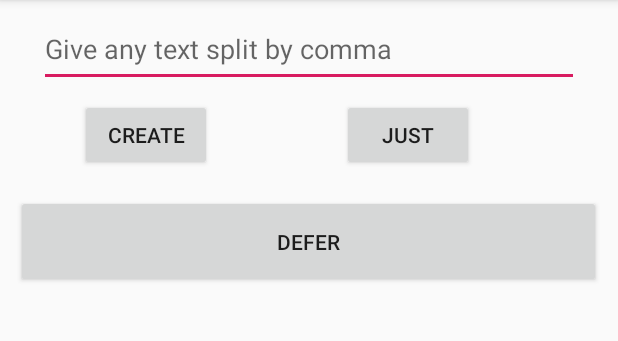
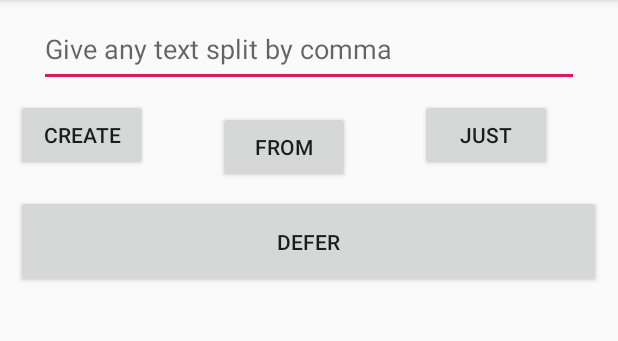
Before and after one commit to harisudhan7889/Code-ReactiveX, an Android app: the BasicOperatorsActivity screen opened directly, with no data from a screen before it, on a phone screen of 412 x 824 dp, the part 84-425 px from its top. Run offline under Robolectric (Android 15) with nearby library versions, the phone set to English and light mode, and no system bars; our stand-ins replace RxJava.

Commit message:
Added rxJava Operator fromArray

```diff
--- a/app/src/main/java/com/hari/rxjava/operators/basic/BasicOperatorsActivity.kt
+++ b/app/src/main/java/com/hari/rxjava/operators/basic/BasicOperatorsActivity.kt
@@ -53,6 +53,7 @@ class BasicOperatorsActivity : AppCompatActivity(),
         createButton.setOnClickListener(this)
         justButton.setOnClickListener(this)
         deferButton.setOnClickListener(this)
+        frombutton.setOnClickListener(this)
     }
 
     override fun onClick(v: View?) {
@@ -69,6 +70,10 @@ class BasicOperatorsActivity : AppCompatActivity(),
                 output.text = ""
                 presenter.defer()
             }
+            frombutton -> {
+                output.text = ""
+                presenter.fromArray(createTextBox.text.toString())
+            }
         }
     }
 }
--- a/app/src/main/res/layout/view_basic_operators.xml
+++ b/app/src/main/res/layout/view_basic_operators.xml
@@ -2,7 +2,7 @@
 <android.support.constraint.ConstraintLayout
         xmlns:android="http://schemas.android.com/apk/res/android"
         xmlns:app="http://schemas.android.com/apk/res-auto"
-        android:layout_width="match_parent"
+        xmlns:tools="http://schemas.android.com/tools" android:layout_width="match_parent"
         android:layout_height="match_parent">
 
 
@@ -24,7 +24,7 @@
             android:layout_marginTop="8dp"
             app:layout_constraintTop_toBottomOf="@+id/createTextBox" app:layout_constraintStart_toStartOf="parent"
             android:layout_marginStart="8dp" app:layout_constraintEnd_toStartOf="@+id/justButton"
-            android:layout_marginEnd="8dp" app:layout_constraintHorizontal_bias="0.368"/>
+            android:layout_marginEnd="8dp" app:layout_constraintHorizontal_bias="0.017"/>
 
     <TextView
             android:id="@+id/output"
@@ -40,7 +40,7 @@
             android:layout_height="wrap_content"
             android:id="@+id/justButton" android:layout_marginTop="8dp"
             app:layout_constraintTop_toBottomOf="@+id/createTextBox" app:layout_constraintEnd_toEndOf="parent"
-            android:layout_marginEnd="96dp"/>
+            android:layout_marginEnd="44dp"/>
     <Button
             android:text="Defer"
             android:layout_width="390dp"
@@ -49,6 +49,14 @@
             app:layout_constraintTop_toBottomOf="@+id/createButton" app:layout_constraintEnd_toEndOf="parent"
             android:layout_marginEnd="8dp" app:layout_constraintStart_toStartOf="parent"
             android:layout_marginStart="8dp" app:layout_constraintHorizontal_bias="0.498"/>
+    <Button
+            android:text="From"
+            android:layout_width="wrap_content"
+            android:layout_height="wrap_content"
+            android:id="@+id/frombutton" app:layout_constraintStart_toEndOf="@+id/createButton"
+            android:layout_marginStart="8dp" app:layout_constraintEnd_toStartOf="@+id/justButton"
+            android:layout_marginEnd="8dp" android:layout_marginBottom="8dp"
+            app:layout_constraintBottom_toTopOf="@+id/deferButton"/>
 
 
 </android.support.constraint.ConstraintLayout>
```
Also changed, not shown: app/src/main/java/com/hari/rxjava/operators/basic/BasicOperatorsPresenterImpl.kt (+10 -0 lines), 1 other file.
